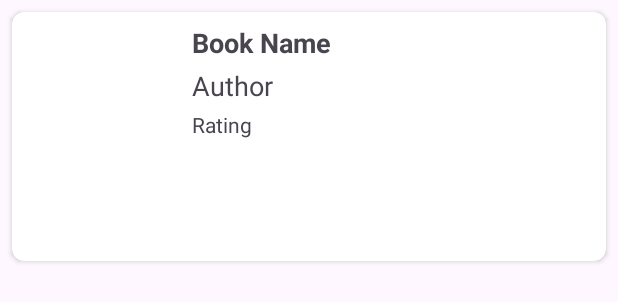
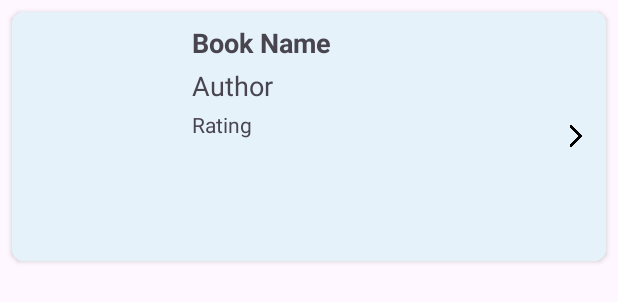
Before and after one commit to EladLandmanz/BookReviewApp, an Android app: the layout book_item.xml on its own in the app's theme, with its tools: preview values and no code run, on a phone screen of 412 x 824 dp. Shown: the top 302 px of the screen. Run offline under Robolectric (Android 15) with nearby library versions, the phone set to English and light mode, and no system bars.

Commit message:
recommended books with search line above

```diff
--- a/app/build.gradle.kts
+++ b/app/build.gradle.kts
@@ -3,7 +3,7 @@ plugins {
     alias(libs.plugins.kotlin.android)
     alias(libs.plugins.kotlin.kapt)
     alias(libs.plugins.hilt)
-}
+    alias(libs.plugins.androidx.navigation.safeargs)}
 
 
 android {
--- a/app/src/main/java/com/example/bookreviewapp/MainActivity.kt
+++ b/app/src/main/java/com/example/bookreviewapp/MainActivity.kt
@@ -7,6 +7,7 @@ import androidx.core.view.ViewCompat
 import androidx.core.view.WindowInsetsCompat
 import com.example.bookreviewapp.databinding.ActivityMainBinding
 import com.example.bookreviewapp.UI.HomeFragment
+import com.example.bookreviewapp.data.SearchBook
 import dagger.hilt.android.AndroidEntryPoint
 
 @AndroidEntryPoint
@@ -21,9 +22,7 @@ class MainActivity : AppCompatActivity() {
         binding = ActivityMainBinding.inflate(layoutInflater)
         setContentView(binding.root)
 
-        supportFragmentManager.beginTransaction()
-            .replace(binding.mainContainer.id, HomeFragment())
-            .commit()
+
 
         ViewCompat.setOnApplyWindowInsetsListener(binding.main) { v, insets ->
             val systemBars = insets.getInsets(WindowInsetsCompat.Type.systemBars())
--- a/app/src/main/java/com/example/bookreviewapp/data/BookApiService.kt
+++ b/app/src/main/java/com/example/bookreviewapp/data/BookApiService.kt
@@ -1,11 +1,16 @@
 package com.example.bookreviewapp.data
 
+
 import retrofit2.http.GET
+import retrofit2.http.Query
 
 // Retrofit interface
 interface BookApiService {
     @GET("search.json?q=the")
     suspend fun getTrendingBooks(): SearchApiResponse
+
+    @GET("search.json")
+    suspend fun searchBooks(@Query("q") query: String):SearchApiResponse
 }
 
 
--- a/app/src/main/java/com/example/bookreviewapp/data/BookRepository.kt
+++ b/app/src/main/java/com/example/bookreviewapp/data/BookRepository.kt
@@ -7,5 +7,6 @@ class BookRepository @Inject constructor(
 ) {
     // This function fetches books from the API using coroutines (suspend)
     suspend fun getTrendingBooks() = apiService.getTrendingBooks()
+    suspend fun searchBooks(query: String) = apiService.searchBooks(query)
 
 }
--- a/app/src/main/res/layout/book_item.xml
+++ b/app/src/main/res/layout/book_item.xml
@@ -5,13 +5,24 @@
     android:layout_height="wrap_content"
     card_view:cardCornerRadius="8dp"
     android:layout_margin="8dp"
-    android:elevation="4dp">
+    android:elevation="4dp"
+    android:clickable="true"
+    android:foreground="?attr/selectableItemBackground">
+
+    <RelativeLayout
+        android:layout_width="match_parent"
+        android:layout_height="wrap_content"
+        android:background="#E6F2FA"
+        android:padding="8dp"
+        android:layoutDirection="locale">
 
         <LinearLayout
+            android:id="@+id/contentLayout"
             android:layout_width="match_parent"
             android:layout_height="wrap_content"
             android:orientation="horizontal"
-        android:padding="8dp">
+            android:layout_alignParentStart="true"
+            android:layout_toStartOf="@id/arrowIcon">
 
             <ImageView
                 android:id="@+id/bookImageView"
@@ -49,9 +60,17 @@
                     android:text="@string/book_rating"
                     android:textAppearance="?android:attr/textAppearanceSmall"
                     android:layout_marginTop="4dp" />
-
-
             </LinearLayout>
         </LinearLayout>
 
+        <ImageView
+            android:id="@+id/arrowIcon"
+            android:layout_width="24dp"
+            android:layout_height="24dp"
+            android:src="@drawable/arrow"
+            android:layout_alignParentEnd="true"
+            android:layout_centerVertical="true"
+            android:layout_marginStart="8dp" />
+    </RelativeLayout>
+
 </androidx.cardview.widget.CardView>
--- a/app/src/main/res/values/strings.xml
+++ b/app/src/main/res/values/strings.xml
@@ -8,6 +8,6 @@
     <string name="book_year">Year</string>
     <string name="recommended_books">Recommended Books</string>
     <string name="book_rating">Rating</string>
-
+    <string name="search_hint">Search for a book or author</string>
 
 </resources>
--- a/gradle/libs.versions.toml
+++ b/gradle/libs.versions.toml
@@ -16,6 +16,7 @@ navigationFragmentKtx = "2.9.0"
 navigationUiKtx = "2.9.0"
 retrofit = "2.9.0"
 gsonConverter = "2.9.0"
+androidx-navigation = "2.7.7"
 
 [libraries]
 androidx-core-ktx = { group = "androidx.core", name = "core-ktx", version.ref = "coreKtx" }
@@ -42,3 +43,4 @@ android-application = { id = "com.android.application", version = "8.9.1" }
 kotlin-android = { id = "org.jetbrains.kotlin.android", version.ref = "kotlin" }
 kotlin-kapt = { id = "org.jetbrains.kotlin.kapt", version.ref = "kotlin" }
 hilt = { id = "com.google.dagger.hilt.android", version = "2.51" }
+androidx-navigation-safeargs = { id = "androidx.navigation.safeargs.kotlin", version.ref = "androidx-navigation" }
```
Also changed, not shown: app/src/main/java/com/example/bookreviewapp/SearchFragment.kt (+29 -1 lines), app/src/main/java/com/example/bookreviewapp/UI/BookAdapter.kt (+6 -1 lines), app/src/main/java/com/example/bookreviewapp/UI/BookViewModel.kt (+24 -0 lines), app/src/main/java/com/example/bookreviewapp/UI/HomeFragment.kt (+24 -19 lines), app/src/main/java/com/example/bookreviewapp/di/NetworkModule.kt (+23 -6 lines), app/src/main/res/layout/activity_main.xml (+9 -11 lines), app/src/main/res/layout/fragment_home.xml (+21 -4 lines), app/src/main/res/layout/search_fragment.xml (+20 -14 lines), app/src/main/res/navigation/nav_graph.xml (+26 -7 lines), app/src/main/res/drawable/arrow.png (added). Lines whose indentation alone changed are shown as unchanged.
